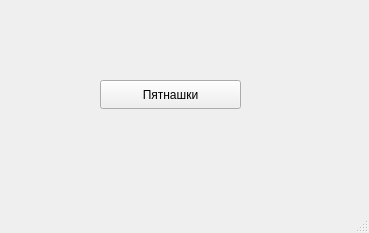
Above: ScreenSaver.ui from crookiech/programming_tech_lab05_4_sem before the change. Below: the same form after it.
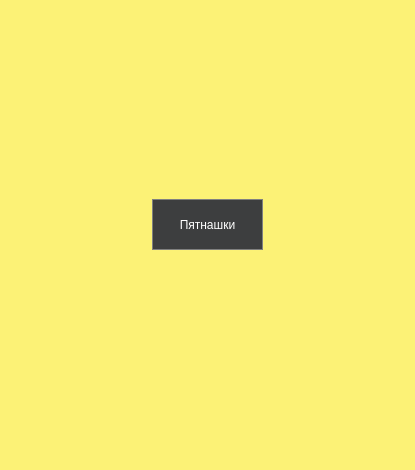
That is the form after the change.

Commit message: Добавлен дизайн

Patch:
```diff
--- a/ScreenSaver.ui
+++ b/ScreenSaver.ui
@@ -6,27 +6,100 @@
    <rect>
     <x>0</x>
     <y>0</y>
-    <width>369</width>
-    <height>233</height>
+    <width>415</width>
+    <height>470</height>
    </rect>
   </property>
   <property name="windowTitle">
    <string>ScreenSaver</string>
   </property>
+  <property name="styleSheet">
+   <string notr="true">background-color: #fcf276;</string>
+  </property>
   <widget class="QWidget" name="centralwidget">
-   <widget class="QPushButton" name="pushButton_tagGame">
-    <property name="geometry">
-     <rect>
-      <x>100</x>
-      <y>80</y>
-      <width>141</width>
-      <height>29</height>
-     </rect>
-    </property>
-    <property name="text">
-     <string>Пятнашки</string>
-    </property>
-   </widget>
+   <layout class="QGridLayout" name="gridLayout_2">
+    <item row="0" column="1">
+     <spacer name="verticalSpacer">
+      <property name="orientation">
+       <enum>Qt::Orientation::Vertical</enum>
+      </property>
+      <property name="sizeHint" stdset="0">
+       <size>
+        <width>20</width>
+        <height>40</height>
+       </size>
+      </property>
+     </spacer>
+    </item>
+    <item row="1" column="2">
+     <spacer name="horizontalSpacer_2">
+      <property name="orientation">
+       <enum>Qt::Orientation::Horizontal</enum>
+      </property>
+      <property name="sizeHint" stdset="0">
+       <size>
+        <width>131</width>
+        <height>20</height>
+       </size>
+      </property>
+     </spacer>
+    </item>
+    <item row="1" column="1">
+     <widget class="QPushButton" name="pushButton_tagGame">
+      <property name="minimumSize">
+       <size>
+        <width>111</width>
+        <height>51</height>
+       </size>
+      </property>
+      <property name="styleSheet">
+       <string notr="true">QPushButton {
+	font: 700 10pt &quot;Segoe UI&quot;;
+  background-color: #3d3e3f; 
+  border: 1px solid gray;
+  color: white;
+}
+QPushButton:pressed {
+    background-color: #282829;
+}</string>
+      </property>
+      <property name="text">
+       <string>Пятнашки</string>
+      </property>
+     </widget>
+    </item>
+    <item row="1" column="0">
+     <spacer name="horizontalSpacer">
+      <property name="orientation">
+       <enum>Qt::Orientation::Horizontal</enum>
+      </property>
+      <property name="sizeHint" stdset="0">
+       <size>
+        <width>40</width>
+        <height>20</height>
+       </size>
+      </property>
+     </spacer>
+    </item>
+    <item row="2" column="1">
+     <spacer name="verticalSpacer_2">
+      <property name="orientation">
+       <enum>Qt::Orientation::Vertical</enum>
+      </property>
+      <property name="sizeHint" stdset="0">
+       <size>
+        <width>20</width>
+        <height>40</height>
+       </size>
+      </property>
+     </spacer>
+    </item>
+   </layout>
+   <zorder>horizontalSpacer</zorder>
+   <zorder>horizontalSpacer_2</zorder>
+   <zorder>pushButton_tagGame</zorder>
+   <zorder>verticalSpacer</zorder>
+   <zorder>verticalSpacer_2</zorder>
   </widget>
   <widget class="QMenuBar" name="menubar">
    <property name="geometry">
```
Left out of the diff: 2 changed lines with no effect on the pictures. The commit also changes 7 other files.
